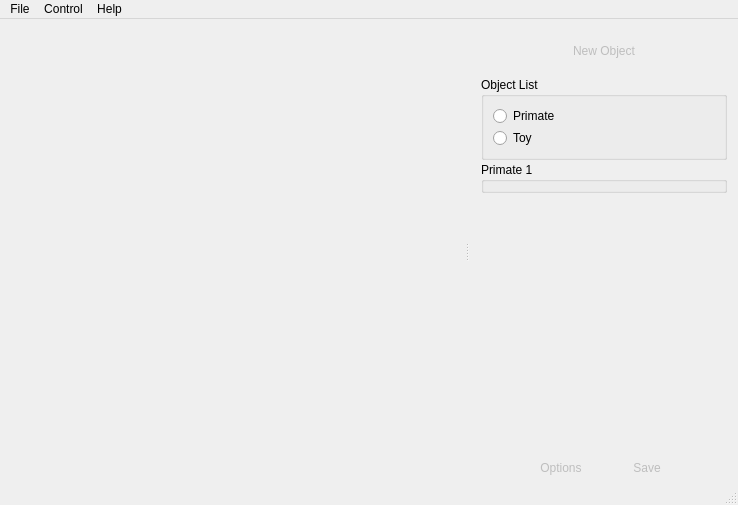
liangfu/pwp, file src/mainwindow.ui: the form before one commit.
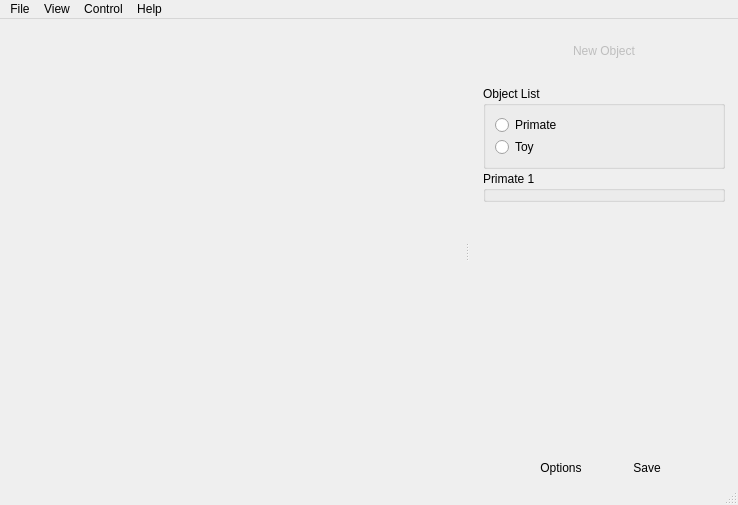
The form after the commit. Icons and pictures are not drawn. Custom widgets are drawn as their Qt base class.

```diff
--- a/src/mainwindow.ui
+++ b/src/mainwindow.ui
@@ -68,8 +68,16 @@
      <string>Control</string>
     </property>
     <addaction name="actionPlay"/>
+    <addaction name="actionStop"/>
+   </widget>
+   <widget class="QMenu" name="menuView">
+    <property name="title">
+     <string>View</string>
+    </property>
+    <addaction name="actionShowAnnotationPanel"/>
    </widget>
    <addaction name="menuFile"/>
+   <addaction name="menuView"/>
    <addaction name="menuControl"/>
    <addaction name="menuHelp"/>
   </widget>
@@ -97,18 +105,91 @@
      <property name="margin">
       <number>2</number>
      </property>
-     <item row="2" column="0">
-      <spacer name="verticalSpacer">
-       <property name="orientation">
-        <enum>Qt::Vertical</enum>
+     <item row="1" column="0">
+      <widget class="QScrollArea" name="scrollArea">
+       <property name="frameShape">
+        <enum>QFrame::NoFrame</enum>
        </property>
-       <property name="sizeHint" stdset="0">
-        <size>
-         <width>20</width>
-         <height>40</height>
-        </size>
+       <property name="horizontalScrollBarPolicy">
+        <enum>Qt::ScrollBarAlwaysOff</enum>
        </property>
-      </spacer>
+       <property name="widgetResizable">
+        <bool>true</bool>
+       </property>
+       <widget class="QWidget" name="scrollAreaWidgetContents">
+        <property name="geometry">
+         <rect>
+          <x>0</x>
+          <y>0</y>
+          <width>291</width>
+          <height>337</height>
+         </rect>
+        </property>
+        <layout class="QGridLayout" name="gridLayout_5">
+         <property name="leftMargin">
+          <number>2</number>
+         </property>
+         <property name="rightMargin">
+          <number>2</number>
+         </property>
+         <item row="0" column="0">
+          <widget class="QWidget" name="widget_objlist" native="true">
+           <layout class="QGridLayout" name="gridLayout_4">
+            <property name="verticalSpacing">
+             <number>2</number>
+            </property>
+            <item row="1" column="0">
+             <widget class="ObjectStatusDialog" name="groupBox_objstat">
+              <property name="title">
+               <string>Primate 1</string>
+              </property>
+             </widget>
+            </item>
+            <item row="0" column="0">
+             <widget class="ObjectListDialog" name="groupBox_objlist">
+              <property name="title">
+               <string>Object List</string>
+              </property>
+              <layout class="QGridLayout" name="gridLayout_6">
+               <property name="verticalSpacing">
+                <number>2</number>
+               </property>
+               <item row="0" column="0">
+                <widget class="QRadioButton" name="radioButton">
+                 <property name="text">
+                  <string>Primate</string>
+                 </property>
+                </widget>
+               </item>
+               <item row="1" column="0">
+                <widget class="QRadioButton" name="radioButton_2">
+                 <property name="text">
+                  <string>Toy</string>
+                 </property>
+                </widget>
+               </item>
+              </layout>
+             </widget>
+            </item>
+           </layout>
+          </widget>
+         </item>
+         <item row="1" column="0">
+          <spacer name="verticalSpacer">
+           <property name="orientation">
+            <enum>Qt::Vertical</enum>
+           </property>
+           <property name="sizeHint" stdset="0">
+            <size>
+             <width>20</width>
+             <height>40</height>
+            </size>
+           </property>
+          </spacer>
+         </item>
+        </layout>
+       </widget>
+      </widget>
      </item>
      <item row="0" column="0">
       <widget class="QWidget" name="widget_newobj" native="true">
@@ -165,49 +246,7 @@
        </layout>
       </widget>
      </item>
-     <item row="1" column="0">
-      <widget class="QWidget" name="widget_objlist" native="true">
-       <layout class="QGridLayout" name="gridLayout_4">
-        <property name="verticalSpacing">
-         <number>2</number>
-        </property>
-        <item row="1" column="0">
-         <widget class="ObjectStatusDialog" name="groupBox_objstat">
-          <property name="title">
-           <string>Primate 1</string>
-          </property>
-         </widget>
-        </item>
-        <item row="0" column="0">
-         <widget class="ObjectListDialog" name="groupBox_objlist">
-          <property name="title">
-           <string>Object List</string>
-          </property>
-          <layout class="QGridLayout" name="gridLayout_6">
-           <property name="verticalSpacing">
-            <number>2</number>
-           </property>
-           <item row="0" column="0">
-            <widget class="QRadioButton" name="radioButton">
-             <property name="text">
-              <string>Primate</string>
-             </property>
-            </widget>
-           </item>
-           <item row="1" column="0">
-            <widget class="QRadioButton" name="radioButton_2">
-             <property name="text">
-              <string>Toy</string>
-             </property>
-            </widget>
-           </item>
-          </layout>
-         </widget>
-        </item>
-       </layout>
-      </widget>
-     </item>
-     <item row="3" column="0">
+     <item row="2" column="0">
       <widget class="QWidget" name="widget_newobj_2" native="true">
        <layout class="QGridLayout" name="gridLayout_7">
         <property name="topMargin">
@@ -244,9 +283,6 @@
         </item>
         <item row="0" column="1">
          <widget class="QPushButton" name="pushButton_option">
-          <property name="enabled">
-           <bool>false</bool>
-          </property>
           <property name="text">
            <string>Options</string>
           </property>
@@ -261,9 +297,6 @@
         </item>
         <item row="0" column="2">
          <widget class="QPushButton" name="pushButton_save">
-          <property name="enabled">
-           <bool>false</bool>
-          </property>
           <property name="text">
            <string>Save</string>
           </property>
```
Left out of the diff: 52 changed lines with no effect on the pictures.
